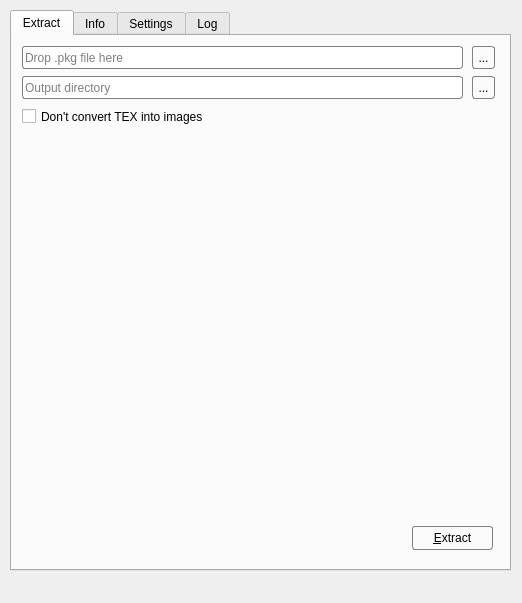
First picture: the form in mainwindow.ui, repository Tianming-Wu/RePKG-GUI, before the edit.
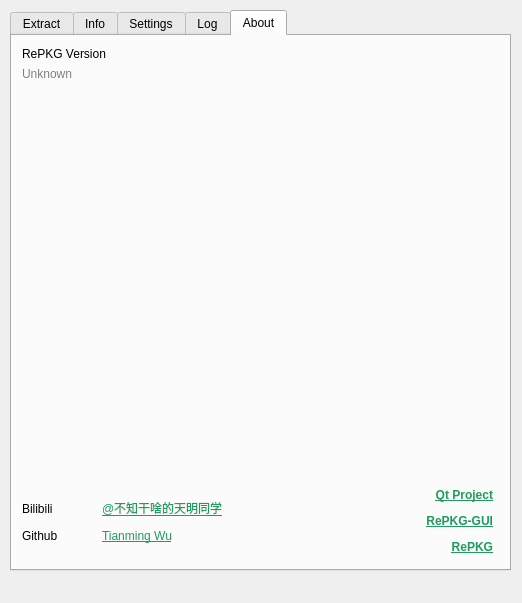
Second picture: the form after the edit. The open tabs and pages were chosen to show the change. Icons and pictures are not drawn. Custom widgets are drawn as their Qt base class.

The edit to the form file:
```diff
--- a/mainwindow.ui
+++ b/mainwindow.ui
@@ -305,6 +305,98 @@
       </property>
      </widget>
     </widget>
+    <widget class="QWidget" name="tabAbout">
+     <attribute name="title">
+      <string>About</string>
+     </attribute>
+     <widget class="QLabel" name="label_repkgVersionLabel">
+      <property name="geometry">
+       <rect>
+        <x>10</x>
+        <y>10</y>
+        <width>111</width>
+        <height>16</height>
+       </rect>
+      </property>
+      <property name="text">
+       <string>RePKG Version</string>
+      </property>
+     </widget>
+     <widget class="QLabel" name="label_repkgVersion">
+      <property name="geometry">
+       <rect>
+        <x>10</x>
+        <y>30</y>
+        <width>471</width>
+        <height>16</height>
+       </rect>
+      </property>
+      <property name="styleSheet">
+       <string notr="true">color: grey</string>
+      </property>
+      <property name="text">
+       <string notr="true">Unknown</string>
+      </property>
+     </widget>
+     <widget class="QLabel" name="label_webSites">
+      <property name="geometry">
+       <rect>
+        <x>250</x>
+        <y>450</y>
+        <width>231</width>
+        <height>71</height>
+       </rect>
+      </property>
+      <property name="text">
+       <string notr="true">&lt;!DOCTYPE HTML PUBLIC &quot;-//W3C//DTD HTML 4.0//EN&quot; &quot;http://www.w3.org/TR/REC-html40/strict.dtd&quot;&gt;
+&lt;html&gt;&lt;head&gt;&lt;meta name=&quot;qrichtext&quot; content=&quot;1&quot; /&gt;&lt;meta charset=&quot;utf-8&quot; /&gt;&lt;style type=&quot;text/css&quot;&gt;
+p, li { white-space: pre-wrap; }
+hr { height: 1px; border-width: 0; }
+li.unchecked::marker { content: &quot;\2610&quot;; }
+li.checked::marker { content: &quot;\2612&quot;; }
+&lt;/style&gt;&lt;/head&gt;&lt;body style=&quot; font-family:'Microsoft YaHei UI'; font-size:9pt; font-weight:400; font-style:normal;&quot;&gt;
+&lt;p style=&quot; margin-top:12px; margin-bottom:12px; margin-left:0px; margin-right:0px; -qt-block-indent:0; text-indent:0px;&quot;&gt;&lt;a href=&quot;https://www.qt.io&quot;&gt;&lt;span style=&quot; font-weight:700; text-decoration: underline; color:#1f9b5d;&quot;&gt;Qt Project&lt;/span&gt;&lt;/a&gt;&lt;/p&gt;
+&lt;p style=&quot; margin-top:12px; margin-bottom:12px; margin-left:0px; margin-right:0px; -qt-block-indent:0; text-indent:0px;&quot;&gt;&lt;a href=&quot;https://github.com/Tianming-Wu/RePKG-GUI&quot;&gt;&lt;span style=&quot; font-weight:700; text-decoration: underline; color:#1f9b5d;&quot;&gt;RePKG-GUI&lt;/span&gt;&lt;/a&gt;&lt;/p&gt;
+&lt;p style=&quot; margin-top:12px; margin-bottom:12px; margin-left:0px; margin-right:0px; -qt-block-indent:0; text-indent:0px;&quot;&gt;&lt;a href=&quot;https://github.com/notscuffed/repkg&quot;&gt;&lt;span style=&quot; font-weight:700; text-decoration: underline; color:#1f9b5d;&quot;&gt;RePKG&lt;/span&gt;&lt;/a&gt;&lt;/p&gt;&lt;/body&gt;&lt;/html&gt;</string>
+      </property>
+      <property name="textFormat">
+       <enum>Qt::TextFormat::RichText</enum>
+      </property>
+      <property name="alignment">
+       <set>Qt::AlignmentFlag::AlignRight|Qt::AlignmentFlag::AlignTrailing|Qt::AlignmentFlag::AlignVCenter</set>
+      </property>
+      <property name="openExternalLinks">
+       <bool>true</bool>
+      </property>
+     </widget>
+     <widget class="QLabel" name="label_author">
+      <property name="geometry">
+       <rect>
+        <x>10</x>
+        <y>450</y>
+        <width>231</width>
+        <height>71</height>
+       </rect>
+      </property>
+      <property name="text">
+       <string notr="true">&lt;!DOCTYPE HTML PUBLIC &quot;-//W3C//DTD HTML 4.0//EN&quot; &quot;http://www.w3.org/TR/REC-html40/strict.dtd&quot;&gt;
+&lt;html&gt;&lt;head&gt;&lt;meta name=&quot;qrichtext&quot; content=&quot;1&quot; /&gt;&lt;meta charset=&quot;utf-8&quot; /&gt;&lt;style type=&quot;text/css&quot;&gt;
+p, li { white-space: pre-wrap; }
+hr { height: 1px; border-width: 0; }
+li.unchecked::marker { content: &quot;\2610&quot;; }
+li.checked::marker { content: &quot;\2612&quot;; }
+&lt;/style&gt;&lt;/head&gt;&lt;body style=&quot; font-family:'Microsoft YaHei UI'; font-size:9pt; font-weight:400; font-style:normal;&quot;&gt;
+&lt;p style=&quot; margin-top:12px; margin-bottom:12px; margin-left:0px; margin-right:0px; -qt-block-indent:0; text-indent:0px;&quot;&gt;Bilibili	&lt;a href=&quot;https://space.bilibili.com/671411793&quot;&gt;&lt;span style=&quot; text-decoration: underline; color:#1f9b5d;&quot;&gt;@不知干啥的天明同学&lt;/span&gt;&lt;/a&gt;&lt;/p&gt;
+&lt;p style=&quot; margin-top:12px; margin-bottom:12px; margin-left:0px; margin-right:0px; -qt-block-indent:0; text-indent:0px;&quot;&gt;Github	&lt;a href=&quot;https://github.com/Tianming-Wu&quot;&gt;&lt;span style=&quot; text-decoration: underline; color:#1f9b5d;&quot;&gt;Tianming Wu&lt;/span&gt;&lt;/a&gt;&lt;/p&gt;&lt;/body&gt;&lt;/html&gt;</string>
+      </property>
+      <property name="textFormat">
+       <enum>Qt::TextFormat::RichText</enum>
+      </property>
+      <property name="openExternalLinks">
+       <bool>true</bool>
+      </property>
+     </widget>
+    </widget>
    </widget>
   </widget>
   <widget class="QStatusBar" name="statusbar">
```
Left out of the diff: 28 changed lines with no effect on the pictures.
